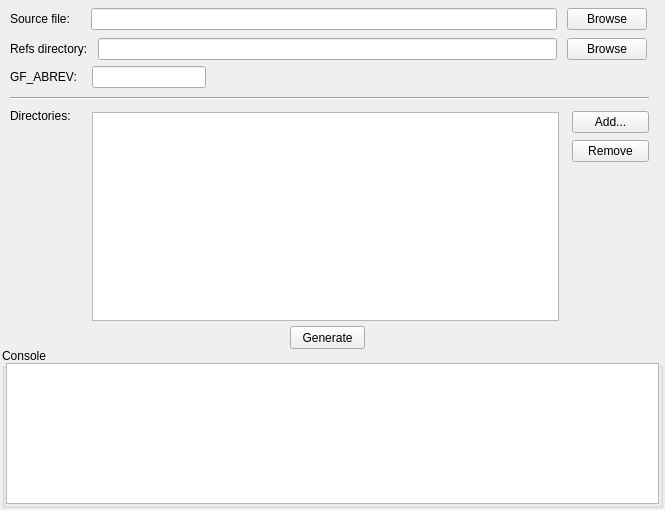
The window that GoldGenerator/GoldGenerator/UI/GoldGeneratorWindow.ui (kapis90/GoldGenerator) describes before a commit, drawn with Qt 5.
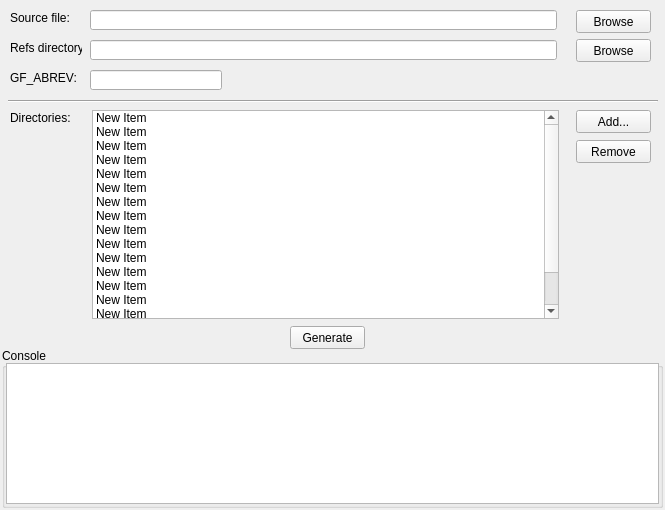
The same window after the commit.

What changed in the file:
```diff
--- a/GoldGenerator/GoldGenerator/UI/GoldGeneratorWindow.ui
+++ b/GoldGenerator/GoldGenerator/UI/GoldGeneratorWindow.ui
@@ -52,7 +52,7 @@
    <property name="geometry">
     <rect>
      <x>10</x>
-     <y>108</y>
+     <y>110</y>
      <width>61</width>
      <height>16</height>
     </rect>
@@ -65,11 +65,108 @@
    <property name="geometry">
     <rect>
      <x>92</x>
-     <y>112</y>
+     <y>110</y>
      <width>467</width>
      <height>209</height>
     </rect>
    </property>
+   <property name="editTriggers">
+    <set>QAbstractItemView::DoubleClicked|QAbstractItemView::EditKeyPressed</set>
+   </property>
+   <property name="dragEnabled">
+    <bool>false</bool>
+   </property>
+   <property name="selectionMode">
+    <enum>QAbstractItemView::MultiSelection</enum>
+   </property>
+   <property name="viewMode">
+    <enum>QListView::ListMode</enum>
+   </property>
+   <item>
+    <property name="text">
+     <string>New Item</string>
+    </property>
+   </item>
+   <item>
+    <property name="text">
+     <string>New Item</string>
+    </property>
+   </item>
+   <item>
+    <property name="text">
+     <string>New Item</string>
+    </property>
+   </item>
+   <item>
+    <property name="text">
+     <string>New Item</string>
+    </property>
+   </item>
+   <item>
+    <property name="text">
+     <string>New Item</string>
+    </property>
+   </item>
+   <item>
+    <property name="text">
+     <string>New Item</string>
+    </property>
+   </item>
+   <item>
+    <property name="text">
+     <string>New Item</string>
+    </property>
+   </item>
+   <item>
+    <property name="text">
+     <string>New Item</string>
+    </property>
+   </item>
+   <item>
+    <property name="text">
+     <string>New Item</string>
+    </property>
+   </item>
+   <item>
+    <property name="text">
+     <string>New Item</string>
+    </property>
+   </item>
+   <item>
+    <property name="text">
+     <string>New Item</string>
+    </property>
+   </item>
+   <item>
+    <property name="text">
+     <string>New Item</string>
+    </property>
+   </item>
+   <item>
+    <property name="text">
+     <string>New Item</string>
+    </property>
+   </item>
+   <item>
+    <property name="text">
+     <string>New Item</string>
+    </property>
+   </item>
+   <item>
+    <property name="text">
+     <string>New Item</string>
+    </property>
+   </item>
+   <item>
+    <property name="text">
+     <string>New Item</string>
+    </property>
+   </item>
+   <item>
+    <property name="text">
+     <string>New Item</string>
+    </property>
+   </item>
   </widget>
   <widget class="QPushButton" name="generateButton">
    <property name="geometry">
@@ -99,154 +196,163 @@
   <widget class="Line" name="line">
    <property name="geometry">
     <rect>
-     <x>10</x>
-     <y>90</y>
-     <width>639</width>
-     <height>16</height>
+     <x>8</x>
+     <y>100</y>
+     <width>650</width>
+     <height>3</height>
     </rect>
    </property>
    <property name="orientation">
     <enum>Qt::Horizontal</enum>
    </property>
   </widget>
-  <widget class="QWidget" name="">
+  <widget class="QLabel" name="refsLabel">
    <property name="geometry">
     <rect>
-     <x>572</x>
+     <x>10</x>
+     <y>40</y>
+     <width>72</width>
+     <height>16</height>
+    </rect>
+   </property>
+   <property name="minimumSize">
+    <size>
+     <width>70</width>
+     <height>0</height>
+    </size>
+   </property>
+   <property name="text">
+    <string>Refs directory:</string>
+   </property>
+  </widget>
+  <widget class="QLineEdit" name="refsEdit">
+   <property name="geometry">
+    <rect>
+     <x>90</x>
+     <y>40</y>
+     <width>467</width>
+     <height>20</height>
+    </rect>
+   </property>
+  </widget>
+  <widget class="QPushButton" name="refsBrowseButton">
+   <property name="geometry">
+    <rect>
+     <x>576</x>
+     <y>39</y>
+     <width>75</width>
+     <height>23</height>
+    </rect>
+   </property>
+   <property name="text">
+    <string>Browse</string>
+   </property>
+  </widget>
+  <widget class="QLabel" name="sourceLabel">
+   <property name="geometry">
+    <rect>
+     <x>10</x>
+     <y>10</y>
+     <width>71</width>
+     <height>16</height>
+    </rect>
+   </property>
+   <property name="minimumSize">
+    <size>
+     <width>71</width>
+     <height>0</height>
+    </size>
+   </property>
+   <property name="text">
+    <string>Source file:</string>
+   </property>
+  </widget>
+  <widget class="QLineEdit" name="sourceEdit">
+   <property name="enabled">
+    <bool>true</bool>
+   </property>
+   <property name="geometry">
+    <rect>
+     <x>90</x>
+     <y>10</y>
+     <width>467</width>
+     <height>20</height>
+    </rect>
+   </property>
+   <property name="sizePolicy">
+    <sizepolicy hsizetype="MinimumExpanding" vsizetype="Fixed">
+     <horstretch>0</horstretch>
+     <verstretch>0</verstretch>
+    </sizepolicy>
+   </property>
+  </widget>
+  <widget class="QPushButton" name="sourceBrowseButton">
+   <property name="geometry">
+    <rect>
+     <x>576</x>
+     <y>10</y>
+     <width>75</width>
+     <height>23</height>
+    </rect>
+   </property>
+   <property name="text">
+    <string>Browse</string>
+   </property>
+  </widget>
+  <widget class="QLabel" name="gf_abrevLabel">
+   <property name="geometry">
+    <rect>
+     <x>10</x>
+     <y>70</y>
+     <width>75</width>
+     <height>16</height>
+    </rect>
+   </property>
+   <property name="minimumSize">
+    <size>
+     <width>75</width>
+     <height>0</height>
+    </size>
+   </property>
+   <property name="text">
+    <string>GF_ABREV:</string>
+   </property>
+  </widget>
+  <widget class="QLineEdit" name="gf_abrevEdit">
+   <property name="geometry">
+    <rect>
+     <x>90</x>
+     <y>70</y>
+     <width>132</width>
+     <height>20</height>
+    </rect>
+   </property>
+  </widget>
+  <widget class="QPushButton" name="addButton">
+   <property name="geometry">
+    <rect>
+     <x>576</x>
      <y>110</y>
-     <width>77</width>
-     <height>54</height>
+     <width>75</width>
+     <height>23</height>
     </rect>
    </property>
-   <layout class="QVBoxLayout" name="verticalLayout">
-    <item>
-     <widget class="QPushButton" name="addButton">
-      <property name="text">
-       <string>Add...</string>
-      </property>
-     </widget>
-    </item>
-    <item>
-     <widget class="QPushButton" name="removeButton">
-      <property name="text">
-       <string>Remove</string>
-      </property>
-     </widget>
-    </item>
-   </layout>
-  </widget>
-  <widget class="QWidget" name="">
-   <property name="geometry">
-    <rect>
-     <x>10</x>
-     <y>6</y>
-     <width>637</width>
-     <height>58</height>
-    </rect>
+   <property name="text">
+    <string>Add...</string>
    </property>
-   <layout class="QVBoxLayout" name="verticalLayout_2">
-    <item>
-     <layout class="QHBoxLayout" name="horizontalLayout">
-      <property name="spacing">
-       <number>10</number>
-      </property>
-      <item>
-       <widget class="QLabel" name="sourceLabel">
-        <property name="minimumSize">
-         <size>
-          <width>71</width>
-          <height>0</height>
-         </size>
-        </property>
-        <property name="text">
-         <string>Source file:</string>
-        </property>
-       </widget>
-      </item>
-      <item>
-       <widget class="QLineEdit" name="sourceEdit">
-        <property name="enabled">
-         <bool>true</bool>
-        </property>
-        <property name="sizePolicy">
-         <sizepolicy hsizetype="MinimumExpanding" vsizetype="Fixed">
-          <horstretch>0</horstretch>
-          <verstretch>0</verstretch>
-         </sizepolicy>
-        </property>
-       </widget>
-      </item>
-      <item>
-       <widget class="QPushButton" name="sourceBrowseButton">
-        <property name="text">
-         <string>Browse</string>
-        </property>
-       </widget>
-      </item>
-     </layout>
-    </item>
-    <item>
-     <layout class="QHBoxLayout" name="horizontalLayout_3" stretch="0,0,0">
-      <property name="spacing">
-       <number>10</number>
-      </property>
-      <item>
-       <widget class="QLabel" name="refsLabel">
-        <property name="minimumSize">
-         <size>
-          <width>70</width>
-          <height>0</height>
-         </size>
-        </property>
-        <property name="text">
-         <string>Refs directory:</string>
-        </property>
-       </widget>
-      </item>
-      <item>
-       <widget class="QLineEdit" name="refsEdit"/>
-      </item>
-      <item>
-       <widget class="QPushButton" name="refsBrowseButton">
-        <property name="text">
-         <string>Browse</string>
-        </property>
-       </widget>
-      </item>
-     </layout>
-    </item>
-   </layout>
   </widget>
-  <widget class="QWidget" name="">
+  <widget class="QPushButton" name="removeButton">
    <property name="geometry">
     <rect>
-     <x>10</x>
-     <y>66</y>
-     <width>196</width>
-     <height>22</height>
+     <x>576</x>
+     <y>140</y>
+     <width>75</width>
+     <height>23</height>
     </rect>
    </property>
-   <layout class="QHBoxLayout" name="horizontalLayout_2">
-    <property name="spacing">
-     <number>7</number>
-    </property>
-    <item>
-     <widget class="QLabel" name="gf_abrevLabel">
-      <property name="minimumSize">
-       <size>
-        <width>75</width>
-        <height>0</height>
-       </size>
-      </property>
-      <property name="text">
-       <string>GF_ABREV:</string>
-      </property>
-     </widget>
-    </item>
-    <item>
-     <widget class="QLineEdit" name="gf_abrevEdit"/>
-    </item>
-   </layout>
+   <property name="text">
+    <string>Remove</string>
+   </property>
   </widget>
  </widget>
  <tabstops>
```
